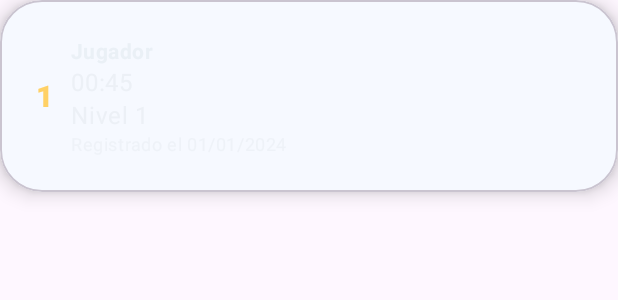
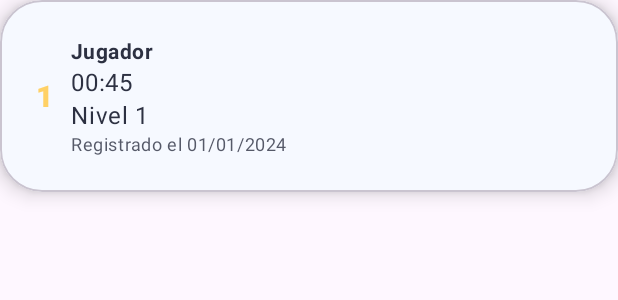
Before and after one commit to SkyWing3/puzzle, an Android app: the layout item_ranking.xml on its own in the app's theme, with its tools: preview values and no code run, on a phone screen of 412 x 824 dp. Shown: the top 300 px of the screen. Run offline under Robolectric (Android 15) with nearby library versions, the phone set to English and light mode, and no system bars.

Commit message:
Improve ranking item readability

```diff
--- a/app/src/main/res/layout/item_ranking.xml
+++ b/app/src/main/res/layout/item_ranking.xml
@@ -8,11 +8,11 @@
     app:cardCornerRadius="@dimen/board_corner_radius"
     app:cardElevation="@dimen/board_elevation">
 
-    <LinearLayout
-        android:layout_width="match_parent"
-        android:layout_height="wrap_content"
-        android:orientation="horizontal"
-        android:padding="@dimen/board_inner_padding">
+        <LinearLayout
+            android:layout_width="match_parent"
+            android:layout_height="wrap_content"
+            android:orientation="horizontal"
+            android:padding="@dimen/board_inner_padding">
 
         <TextView
             android:id="@+id/positionView"
@@ -36,6 +36,7 @@
                 style="@style/Widget.Puzzle.Body"
                 android:layout_width="wrap_content"
                 android:layout_height="wrap_content"
+                android:textColor="@color/tile_text"
                 android:textStyle="bold"
                 android:text="Jugador" />
 
@@ -44,6 +45,7 @@
                 style="@style/Widget.Puzzle.Status"
                 android:layout_width="wrap_content"
                 android:layout_height="wrap_content"
+                android:textColor="@color/tile_text"
                 android:text="00:45" />
 
             <TextView
@@ -51,6 +53,7 @@
                 style="@style/Widget.Puzzle.Status"
                 android:layout_width="wrap_content"
                 android:layout_height="wrap_content"
+                android:textColor="@color/tile_text"
                 android:text="Nivel 1" />
 
             <TextView
@@ -58,6 +61,7 @@
                 style="@style/Widget.Puzzle.Caption"
                 android:layout_width="wrap_content"
                 android:layout_height="wrap_content"
+                android:textColor="@color/tile_text"
                 android:text="Registrado el 01/01/2024" />
         </LinearLayout>
 
```
